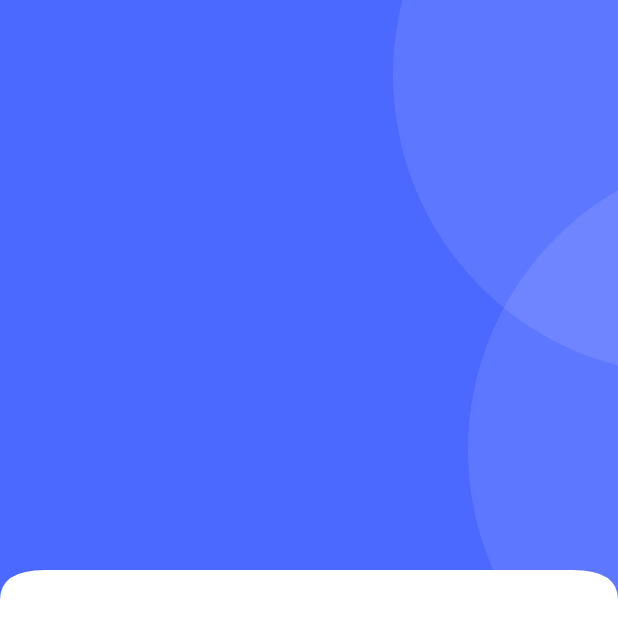
After one commit to rashidjatoi/ecommerce_app_clean_arch, a Flutter app: the HomeScreen screen opened directly, on a phone screen of 412 x 824 dp. The commit adds this screen. Shown: the top 638 px of the screen. Run offline on Flutter 3.47's test engine with Material 3 defaults, Android fonts, the light colour scheme and no system bars; our stand-ins replace get, get_storage, iconsax, logger, smooth_page_indicator; accounts and stored records are empty; project files that could hold a hidden picture were left out.

Commit message:
curve edges

```diff
--- /dev/null
+++ b/lib/common/widgets/custom_shapes/containers/circular_container.dart
@@ -0,0 +1,35 @@
+import 'package:ecommerce_app/utils/constants/colors.dart';
+import 'package:flutter/material.dart';
+
+class ECircularContainer extends StatelessWidget {
+  final double? height;
+  final double? width;
+  final double? radius;
+  final double padding;
+  final Widget? child;
+  final Color backgroundColor;
+
+  const ECircularContainer({
+    super.key,
+    this.height = 400,
+    this.width = 400,
+    this.radius = 400,
+    this.padding = 0,
+    this.child,
+    this.backgroundColor = EColors.white,
+  });
+
+  @override
+  Widget build(BuildContext context) {
+    return Container(
+      width: width,
+      height: height,
+      padding: EdgeInsets.all(padding),
+      decoration: BoxDecoration(
+        borderRadius: BorderRadius.circular(400),
+        color: backgroundColor,
+      ),
+      child: child,
+    );
+  }
+}
--- /dev/null
+++ b/lib/common/widgets/custom_shapes/curved_edges/curved_edges.dart
@@ -0,0 +1,46 @@
+import 'package:flutter/material.dart';
+
+class CustomCurvedEdges extends CustomClipper<Path> {
+  @override
+  getClip(Size size) {
+    var path = Path();
+    path.lineTo(0, size.height);
+
+    final firstCurve = Offset(0, size.height - 20);
+    final lastCurve = Offset(30, size.height - 20);
+    path.quadraticBezierTo(
+      firstCurve.dx,
+      firstCurve.dy,
+      lastCurve.dx,
+      lastCurve.dy,
+    );
+
+    final secondFirstCurve = Offset(0, size.height - 20);
+    final secondLastCurve = Offset(size.width - 30, size.height - 20);
+
+    path.quadraticBezierTo(
+      secondFirstCurve.dx,
+      secondFirstCurve.dy,
+      secondLastCurve.dx,
+      secondLastCurve.dy,
+    );
+
+    final thirdFirstCurve = Offset(size.width, size.height - 20);
+    final thirdLastCurve = Offset(size.width, size.height);
+    path.quadraticBezierTo(
+      thirdFirstCurve.dx,
+      thirdFirstCurve.dy,
+      thirdLastCurve.dx,
+      thirdLastCurve.dy,
+    );
+
+    path.lineTo(size.width, 0);
+    path.close();
+    return path;
+  }
+
+  @override
+  bool shouldReclip(covariant CustomClipper oldClipper) {
+    return true;
+  }
+}
--- /dev/null
+++ b/lib/common/widgets/custom_shapes/curved_edges/custom_curve_edges_widget.dart
@@ -0,0 +1,16 @@
+import 'package:flutter/material.dart';
+
+import '/common/widgets/custom_shapes/curved_edges/curved_edges.dart';
+
+class CustomCurvedWidget extends StatelessWidget {
+  final Widget child;
+  const CustomCurvedWidget({super.key, required this.child});
+
+  @override
+  Widget build(BuildContext context) {
+    return ClipPath(
+      clipper: CustomCurvedEdges(),
+      child: child,
+    );
+  }
+}
--- a/lib/features/authentication/screens/login/widgets/login_form_widget.dart
+++ b/lib/features/authentication/screens/login/widgets/login_form_widget.dart
@@ -1,5 +1,6 @@
 import 'package:ecommerce_app/features/authentication/screens/password_configuration/forget_password_screen.dart';
 import 'package:ecommerce_app/features/authentication/screens/signup/signup_screen.dart';
+import 'package:ecommerce_app/navigation_menu_screen.dart';
 import 'package:ecommerce_app/utils/constants/e_strings.dart';
 import 'package:flutter/material.dart';
 import 'package:get/get.dart';
@@ -77,7 +78,9 @@ class LoginFormWidget extends StatelessWidget {
             SizedBox(
               width: double.infinity,
               child: ElevatedButton(
-                onPressed: () {},
+                onPressed: () {
+                  Get.to(() => const NavigationMenuScreen());
+                },
                 child: const Text(ETexts.signIn),
               ),
             ),
--- a/lib/features/authentication/screens/password_configuration/reset_password_screen.dart
+++ b/lib/features/authentication/screens/password_configuration/reset_password_screen.dart
@@ -64,13 +64,13 @@ class ResetPasswordScreen extends StatelessWidget {
                 ),
               ),
 
-              // Buttons
+              const SizedBox(height: ESizes.spaceBtwItems),
 
               SizedBox(
                 width: double.infinity,
                 child: TextButton(
                   onPressed: () {},
-                  child: const Text(ETexts.done),
+                  child: const Text(ETexts.resendEmail),
                 ),
               ),
             ],
--- /dev/null
+++ b/lib/features/shop/screens/home/home_screen.dart
@@ -0,0 +1,50 @@
+import 'package:ecommerce_app/common/widgets/custom_shapes/containers/circular_container.dart';
+import 'package:ecommerce_app/utils/constants/colors.dart';
+import 'package:flutter/material.dart';
+
+import '../../../../common/widgets/custom_shapes/curved_edges/custom_curve_edges_widget.dart';
+
+class HomeScreen extends StatelessWidget {
+  const HomeScreen({super.key});
+
+  @override
+  Widget build(BuildContext context) {
+    return Scaffold(
+      body: SingleChildScrollView(
+        child: Column(
+          children: [
+            CustomCurvedWidget(
+              child: Container(
+                padding: const EdgeInsets.all(0),
+                decoration: const BoxDecoration(
+                  color: EColors.primary,
+                ),
+                child: SizedBox(
+                  height: 400,
+                  child: Stack(
+                    children: [
+                      Positioned(
+                        top: -150,
+                        right: -250,
+                        child: ECircularContainer(
+                          backgroundColor: EColors.textWhite.withOpacity(0.1),
+                        ),
+                      ),
+                      Positioned(
+                        top: 100,
+                        right: -300,
+                        child: ECircularContainer(
+                          backgroundColor: EColors.textWhite.withOpacity(0.1),
+                        ),
+                      ),
+                    ],
+                  ),
+                ),
+              ),
+            ),
+          ],
+        ),
+      ),
+    );
+  }
+}
--- a/lib/utils/constants/colors.dart
+++ b/lib/utils/constants/colors.dart
@@ -2,6 +2,12 @@ import 'package:flutter/material.dart';
 
 class EColors {
   EColors._();
+
+  // App basic colors
+
+  static const Color primary = Color(0xff4b68ff);
+  static const Color secondary = Color(0xffffE248);
+  static const Color accent = Color(0xffb0c7ff);
 
 // Text Colors
   static const Color textPrimary = Color(0xFF333333);
```
Also changed, not shown: lib/features/authentication/screens/password_configuration/forget_password_screen.dart (+7 -4 lines), lib/navigation_menu_screen.dart (added, +55 -0 lines).
